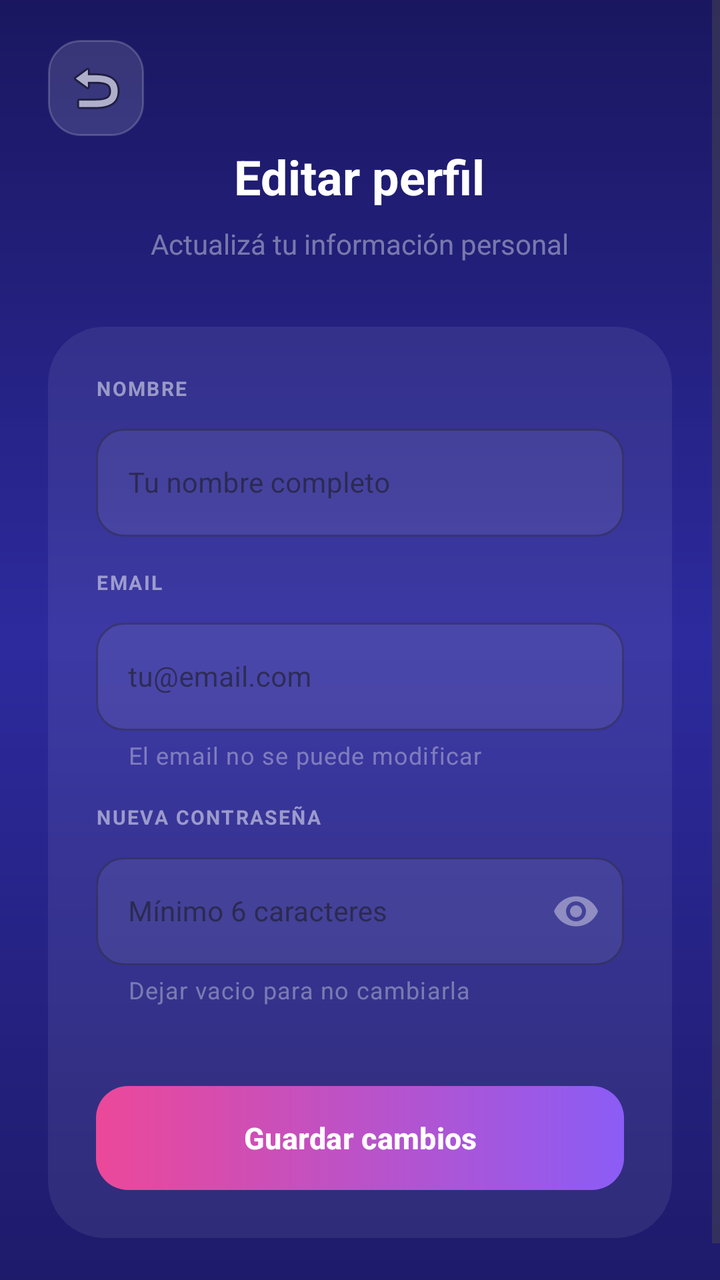
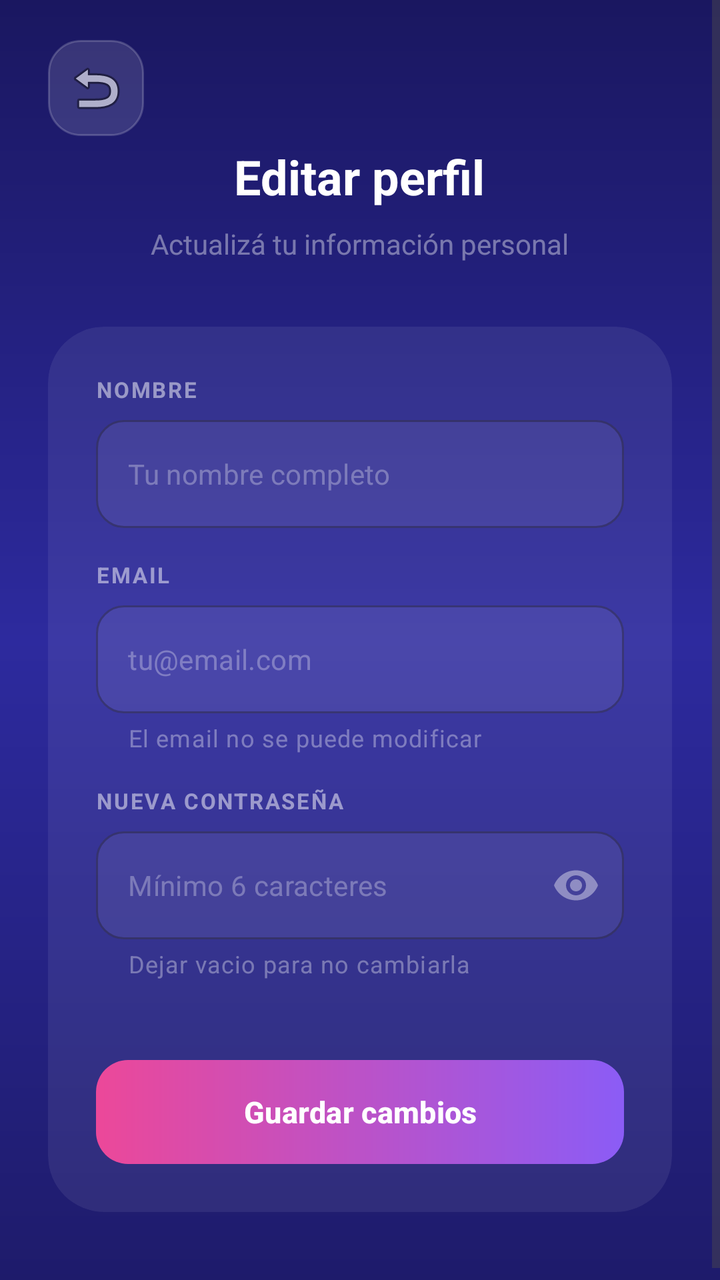

The first picture is an Android layout as it rendered before a commit; the second is the same layout after the commit. The layout source and the unified diff follow.
<!-- AndroidManifest.xml: application theme Theme.AppTareas -->
<!-- res/layout/edit_profile.xml -->
<?xml version="1.0" encoding="utf-8"?>
<ScrollView
    android:layout_width="match_parent"
    android:layout_height="match_parent"
    xmlns:android="http://schemas.android.com/apk/res/android"
    xmlns:app="http://schemas.android.com/apk/res-auto"
    android:fillViewport="true"
    android:background="@drawable/bg_gradient_login">

    <LinearLayout
        android:layout_width="match_parent"
        android:layout_height="wrap_content"
        android:orientation="vertical"
        android:gravity="center_horizontal"
        android:paddingStart="24dp"
        android:paddingEnd="24dp"
        android:paddingTop="20dp"
        android:paddingBottom="40dp">

        <LinearLayout
            android:layout_width="match_parent"
            android:layout_height="wrap_content"
            android:orientation="horizontal"
            android:layout_marginBottom="4dp">
            <ImageButton
                android:id="@+id/btnBack"
                android:layout_width="48dp"
                android:layout_height="48dp"
                android:background="@drawable/bg_glass_input"
                android:src="@android:drawable/ic_menu_revert"
                android:contentDescription="Volver"
                android:padding="20dp"/>
        </LinearLayout>

        <TextView
            android:layout_width="wrap_content"
            android:layout_height="wrap_content"
            android:text="Editar perfil"
            android:textColor="#FFFFFF"
            android:textSize="24sp"
            android:textStyle="bold"
            android:layout_marginBottom="8dp"/>

        <TextView
            android:layout_width="wrap_content"
            android:layout_height="wrap_content"
            android:text="Actualizá tu información personal"
            android:textColor="#66FFFFFF"
            android:textSize="14sp"
            android:layout_marginBottom="32dp"/>

        <androidx.cardview.widget.CardView
            android:layout_width="match_parent"
            android:layout_height="wrap_content"
            app:cardCornerRadius="28dp"
            app:cardBackgroundColor="#12FFFFFF"
            app:cardElevation="0dp">

            <LinearLayout
                android:layout_width="match_parent"
                android:layout_height="wrap_content"
                android:orientation="vertical"
                android:padding="24dp">


                <TextView
                    android:layout_width="wrap_content"
                    android:layout_height="wrap_content"
                    android:text="NOMBRE"
                    android:textColor="#80FFFFFF"
                    android:textSize="10sp"
                    android:textStyle="bold"
                    android:letterSpacing="0.08"
                    android:layout_marginBottom="8dp"/>

                <com.google.android.material.textfield.TextInputLayout
                    android:id="@+id/tilName"
                    android:layout_width="match_parent"
                    android:layout_height="wrap_content"
                    android:layout_marginBottom="16dp"
                    style="@style/Widget.MaterialComponents.TextInputLayout.OutlinedBox"
                    app:boxCornerRadiusTopStart="14dp"
                    app:boxCornerRadiusTopEnd="14dp"
                    app:boxCornerRadiusBottomStart="14dp"
                    app:boxCornerRadiusBottomEnd="14dp"
                    app:boxBackgroundColor="#12FFFFFF"
                    app:boxStrokeWidth="1dp">

                    <com.google.android.material.textfield.TextInputEditText
                        android:id="@+id/etName"
                        android:layout_width="match_parent"
                        android:layout_height="54dp"
                        android:hint="Tu nombre completo"
                        android:textColor="#FFFFFF"
                        android:textColorHint="#4DFFFFFF"
                        android:textSize="14sp"
                        android:inputType="textPersonName"
                        android:imeOptions="actionNext"/>
                </com.google.android.material.textfield.TextInputLayout>

                
                <TextView
                    android:layout_width="wrap_content"
                    android:layout_height="wrap_content"
                    android:text="EMAIL"
                    android:textColor="#80FFFFFF"
                    android:textSize="10sp"
                    android:textStyle="bold"
                    android:letterSpacing="0.08"
                    android:layout_marginBottom="8dp"/>

                <com.google.android.material.textfield.TextInputLayout
                    android:id="@+id/tilEmail"
                    android:layout_width="match_parent"
                    android:layout_height="wrap_content"
                    android:layout_marginBottom="16dp"
                    style="@style/Widget.MaterialComponents.TextInputLayout.OutlinedBox"
                    app:boxCornerRadiusTopStart="14dp"
                    app:boxCornerRadiusTopEnd="14dp"
                    app:boxCornerRadiusBottomStart="14dp"
                    app:boxCornerRadiusBottomEnd="14dp"
                    app:boxBackgroundColor="#12FFFFFF"
                    app:helperText="El email no se puede modificar"
                    app:helperTextTextColor="#59FFFFFF">

                    <com.google.android.material.textfield.TextInputEditText
                        android:id="@+id/etEmail"
                        android:layout_width="match_parent"
                        android:layout_height="54dp"
                        android:hint="tu@email.com"
                        android:textColor="#80FFFFFF"
                        android:textColorHint="#4DFFFFFF"
                        android:textSize="14sp"
                        android:enabled="false"
                        android:focusable="false"/>
                </com.google.android.material.textfield.TextInputLayout>


                <TextView
                    android:layout_width="wrap_content"
                    android:layout_height="wrap_content"
                    android:text="NUEVA CONTRASEÑA"
                    android:textColor="#80FFFFFF"
                    android:textSize="10sp"
                    android:textStyle="bold"
                    android:letterSpacing="0.08"
                    android:layout_marginBottom="8dp"/>

                <com.google.android.material.textfield.TextInputLayout
                    android:id="@+id/tilPassword"
                    android:layout_width="match_parent"
                    android:layout_height="wrap_content"
                    android:layout_marginBottom="20dp"
                    style="@style/Widget.MaterialComponents.TextInputLayout.OutlinedBox"
                    app:boxCornerRadiusTopStart="14dp"
                    app:boxCornerRadiusTopEnd="14dp"
                    app:boxCornerRadiusBottomStart="14dp"
                    app:boxCornerRadiusBottomEnd="14dp"
                    app:boxBackgroundColor="#12FFFFFF"
                    app:endIconMode="password_toggle"
                    app:endIconTint="#66FFFFFF"
                    app:helperText="Dejar vacio para no cambiarla"
                    app:helperTextTextColor="#59FFFFFF">

                    <com.google.android.material.textfield.TextInputEditText
                        android:id="@+id/etPassword"
                        android:layout_width="match_parent"
                        android:layout_height="54dp"
                        android:hint="Mínimo 6 caracteres"
                        android:textColor="#FFFFFF"
                        android:textColorHint="#4DFFFFFF"
                        android:textSize="14sp"
                        android:inputType="textPassword"
                        android:imeOptions="actionDone"/>
                </com.google.android.material.textfield.TextInputLayout>

                <Button
                    android:id="@+id/btnSave"
                    android:layout_width="match_parent"
                    android:layout_height="52dp"
                    android:layout_marginTop="20dp"
                    android:text="Guardar cambios"
                    android:textColor="#FFFFFF"
                    android:background="@drawable/bg_button_gradient"
                    app:backgroundTint="@null"
                    android:textSize="15sp"
                    android:textStyle="bold"
                    android:stateListAnimator="@null"
                    android:elevation="0dp"/>

            </LinearLayout>
        </androidx.cardview.widget.CardView>
    </LinearLayout>
</ScrollView>
<!-- resources referenced by this layout -->
<resources>
  <!-- drawable bg_button_gradient (drawable) -->
  <?xml version="1.0" encoding="utf-8"?>
  <shape xmlns:android="http://schemas.android.com/apk/res/android"
      android:shape="rectangle">
      <gradient
          android:type="linear"
          android:angle="0"
          android:startColor="#FFEC4899"
          android:endColor="#FF8B5CF6" />
      <corners android:radius="16dp" />
  </shape>
  <!-- drawable bg_glass_input (drawable) -->
  <?xml version="1.0" encoding="utf-8"?>
  <shape xmlns:android="http://schemas.android.com/apk/res/android">
      <solid android:color="#20FFFFFF" />
  
      <corners android:radius="16dp" />
  
      <stroke
          android:width="1dp"
          android:color="#30FFFFFF" />
  </shape>
  <!-- drawable bg_gradient_login (drawable) -->
  <?xml version="1.0" encoding="utf-8"?>
  <shape xmlns:android="http://schemas.android.com/apk/res/android">
  
      <gradient
          android:type="linear"
          android:angle="160"
          android:startColor="#FF1A1760"
          android:centerColor="#FF2D2A9E"
          android:endColor="#FF1E1B6B" />
  
  
  </shape>
  <style name="Theme.AppTareas" parent="Base.Theme.AppTareas" />
  <style name="Base.Theme.AppTareas" parent="Theme.Material3.DayNight.NoActionBar">
          
          
      </style>
</resources>

<!-- the commit's change to res/layout/edit_profile.xml (unified diff, before → after) -->
@@ -28,14 +28,14 @@
                 android:layout_height="48dp"
                 android:background="@drawable/bg_glass_input"
                 android:src="@android:drawable/ic_menu_revert"
-                android:contentDescription="Volver"
+                android:contentDescription="@string/desc_boton_volver"
                 android:padding="20dp"/>
         </LinearLayout>
 
         <TextView
             android:layout_width="wrap_content"
             android:layout_height="wrap_content"
-            android:text="Editar perfil"
+            android:text="@string/title_editar_perfil"
             android:textColor="#FFFFFF"
             android:textSize="24sp"
             android:textStyle="bold"
@@ -44,7 +44,7 @@
         <TextView
             android:layout_width="wrap_content"
             android:layout_height="wrap_content"
-            android:text="Actualizá tu información personal"
+            android:text="@string/subtitle_editar_perfil"
             android:textColor="#66FFFFFF"
             android:textSize="14sp"
             android:layout_marginBottom="32dp"/>
@@ -62,13 +62,12 @@
                 android:orientation="vertical"
                 android:padding="24dp">
 
-
                 <TextView
                     android:layout_width="wrap_content"
                     android:layout_height="wrap_content"
-                    android:text="NOMBRE"
+                    android:text="@string/label_nombre"
                     android:textColor="#80FFFFFF"
-                    android:textSize="10sp"
+                    android:textSize="11sp"
                     android:textStyle="bold"
                     android:letterSpacing="0.08"
                     android:layout_marginBottom="8dp"/>
@@ -79,7 +78,7 @@
                     android:layout_height="wrap_content"
                     android:layout_marginBottom="16dp"
                     style="@style/Widget.MaterialComponents.TextInputLayout.OutlinedBox"
-                    app:boxCornerRadiusTopStart="14dp"
+                    app:hintEnabled="false" app:boxCornerRadiusTopStart="14dp"
                     app:boxCornerRadiusTopEnd="14dp"
                     app:boxCornerRadiusBottomStart="14dp"
                     app:boxCornerRadiusBottomEnd="14dp"
@@ -90,7 +89,7 @@
                         android:id="@+id/etName"
                         android:layout_width="match_parent"
                         android:layout_height="54dp"
-                        android:hint="Tu nombre completo"
+                        android:hint="@string/hint_nombre"
                         android:textColor="#FFFFFF"
                         android:textColorHint="#4DFFFFFF"
                         android:textSize="14sp"
@@ -98,13 +97,12 @@
                         android:imeOptions="actionNext"/>
                 </com.google.android.material.textfield.TextInputLayout>
 
-                
                 <TextView
                     android:layout_width="wrap_content"
                     android:layout_height="wrap_content"
-                    android:text="EMAIL"
+                    android:text="@string/label_email"
                     android:textColor="#80FFFFFF"
-                    android:textSize="10sp"
+                    android:textSize="11sp"
                     android:textStyle="bold"
                     android:letterSpacing="0.08"
                     android:layout_marginBottom="8dp"/>
@@ -115,19 +113,19 @@
                     android:layout_height="wrap_content"
                     android:layout_marginBottom="16dp"
                     style="@style/Widget.MaterialComponents.TextInputLayout.OutlinedBox"
-                    app:boxCornerRadiusTopStart="14dp"
+                    app:hintEnabled="false" app:boxCornerRadiusTopStart="14dp"
                     app:boxCornerRadiusTopEnd="14dp"
                     app:boxCornerRadiusBottomStart="14dp"
                     app:boxCornerRadiusBottomEnd="14dp"
                     app:boxBackgroundColor="#12FFFFFF"
-                    app:helperText="El email no se puede modificar"
+                    app:helperText="@string/helper_email_no_modificable"
                     app:helperTextTextColor="#59FFFFFF">
 
                     <com.google.android.material.textfield.TextInputEditText
                         android:id="@+id/etEmail"
                         android:layout_width="match_parent"
                         android:layout_height="54dp"
-                        android:hint="tu@email.com"
+                        android:hint="@string/hint_email"
                         android:textColor="#80FFFFFF"
                         android:textColorHint="#4DFFFFFF"
                         android:textSize="14sp"
@@ -135,13 +133,12 @@
                         android:focusable="false"/>
                 </com.google.android.material.textfield.TextInputLayout>
 
-
                 <TextView
                     android:layout_width="wrap_content"
                     android:layout_height="wrap_content"
-                    android:text="NUEVA CONTRASEÑA"
+                    android:text="@string/label_nueva_contrasena"
                     android:textColor="#80FFFFFF"
-                    android:textSize="10sp"
+                    android:textSize="11sp"
                     android:textStyle="bold"
                     android:letterSpacing="0.08"
                     android:layout_marginBottom="8dp"/>
@@ -152,21 +149,21 @@
                     android:layout_height="wrap_content"
                     android:layout_marginBottom="20dp"
                     style="@style/Widget.MaterialComponents.TextInputLayout.OutlinedBox"
-                    app:boxCornerRadiusTopStart="14dp"
+                    app:hintEnabled="false" app:boxCornerRadiusTopStart="14dp"
                     app:boxCornerRadiusTopEnd="14dp"
                     app:boxCornerRadiusBottomStart="14dp"
                     app:boxCornerRadiusBottomEnd="14dp"
                     app:boxBackgroundColor="#12FFFFFF"
                     app:endIconMode="password_toggle"
                     app:endIconTint="#66FFFFFF"
-                    app:helperText="Dejar vacio para no cambiarla"
+                    app:helperText="@string/helper_password_no_cambiar"
                     app:helperTextTextColor="#59FFFFFF">
 
                     <com.google.android.material.textfield.TextInputEditText
                         android:id="@+id/etPassword"
                         android:layout_width="match_parent"
                         android:layout_height="54dp"
-                        android:hint="Mínimo 6 caracteres"
+                        android:hint="@string/hint_contrasena"
                         android:textColor="#FFFFFF"
                         android:textColorHint="#4DFFFFFF"
                         android:textSize="14sp"
@@ -179,7 +176,7 @@
                     android:layout_width="match_parent"
                     android:layout_height="52dp"
                     android:layout_marginTop="20dp"
-                    android:text="Guardar cambios"
+                    android:text="@string/btn_guardar_cambios"
                     android:textColor="#FFFFFF"
                     android:background="@drawable/bg_button_gradient"
                     app:backgroundTint="@null"
<!-- resource entries referenced after the edit -->
@@ -35,6 +35,19 @@
   
   
   </shape>
+  <string name="btn_guardar_cambios">Guardar cambios</string>
+      //Editar tarea
+  <string name="desc_boton_volver">Volver atrás</string>
+  <string name="helper_email_no_modificable">El email no se puede modificar</string>
+  <string name="helper_password_no_cambiar">Dejar vacio para no cambiarla</string>
+  <string name="hint_contrasena">Mínimo 6 caracteres</string>
+  <string name="hint_email">tu\@email.com</string>
+  <string name="hint_nombre">Tu nombre completo</string>
+  <string name="label_email">EMAIL</string>
+  <string name="label_nombre">NOMBRE</string>
+  <string name="label_nueva_contrasena">NUEVA CONTRASEÑA</string>
+  <string name="subtitle_editar_perfil">Actualizá tu información personal</string>
+  <string name="title_editar_perfil">Editar perfil</string>
   <style name="Theme.AppTareas" parent="Base.Theme.AppTareas" />
   <style name="Base.Theme.AppTareas" parent="Theme.Material3.DayNight.NoActionBar">
           
